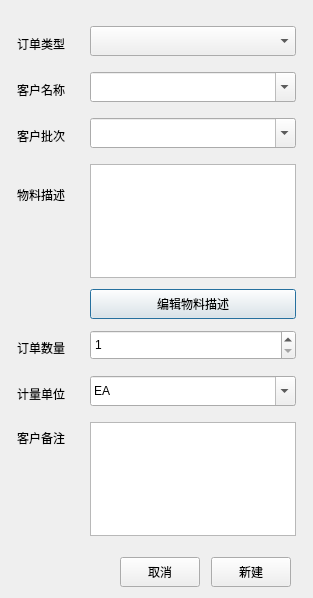
Before: the Qt Designer form Qt/ERP/dialogneworder.ui in superp2017/NTERP, drawn with Qt 5.
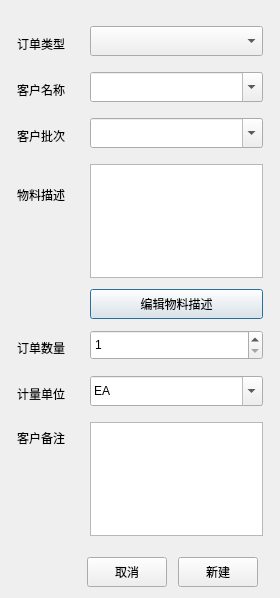
After: the same form once the commit is applied.

```diff
--- a/Qt/ERP/dialogneworder.ui
+++ b/Qt/ERP/dialogneworder.ui
@@ -6,7 +6,7 @@
    <rect>
     <x>0</x>
     <y>0</y>
-    <width>313</width>
+    <width>280</width>
     <height>598</height>
    </rect>
   </property>
```
